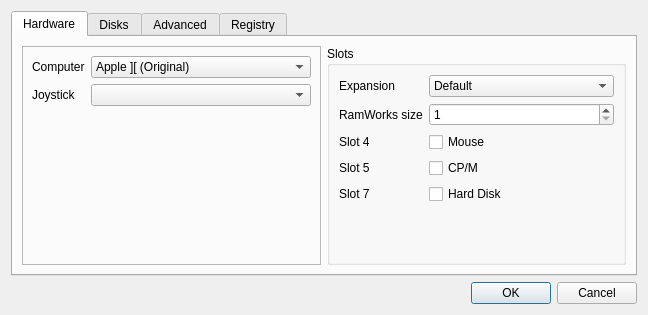
This is source/frontends/qapple/preferences.ui in AppleWin/AppleWin as Qt 5 draws it before an edit. The edited form follows.
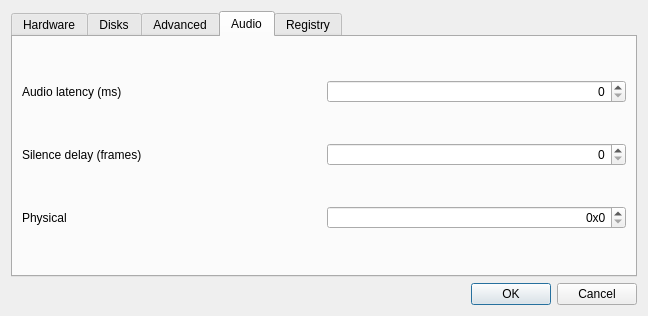
This is the edited form. The open tabs and pages were chosen to show the change.

Commit message: Audio: add a few settings to the option menu.

Patch:
```diff
--- a/source/frontends/qapple/preferences.ui
+++ b/source/frontends/qapple/preferences.ui
@@ -7,7 +7,7 @@
     <x>0</x>
     <y>0</y>
     <width>648</width>
-    <height>315</height>
+    <height>316</height>
    </rect>
   </property>
   <property name="windowTitle">
@@ -385,6 +385,70 @@
        </item>
       </layout>
      </widget>
+     <widget class="QWidget" name="audio">
+      <attribute name="title">
+       <string>Audio</string>
+      </attribute>
+      <layout class="QGridLayout" name="gridLayout_7">
+       <item row="0" column="0">
+        <widget class="QLabel" name="label_14">
+         <property name="text">
+          <string>Audio latency (ms)</string>
+         </property>
+        </widget>
+       </item>
+       <item row="0" column="1">
+        <widget class="QSpinBox" name="audio_latency">
+         <property name="alignment">
+          <set>Qt::AlignRight|Qt::AlignTrailing|Qt::AlignVCenter</set>
+         </property>
+         <property name="maximum">
+          <number>1000</number>
+         </property>
+        </widget>
+       </item>
+       <item row="1" column="0">
+        <widget class="QLabel" name="label_15">
+         <property name="text">
+          <string>Silence delay (frames)</string>
+         </property>
+        </widget>
+       </item>
+       <item row="1" column="1">
+        <widget class="QSpinBox" name="silence_delay">
+         <property name="alignment">
+          <set>Qt::AlignRight|Qt::AlignTrailing|Qt::AlignVCenter</set>
+         </property>
+         <property name="maximum">
+          <number>50000</number>
+         </property>
+        </widget>
+       </item>
+       <item row="2" column="0">
+        <widget class="QLabel" name="label_16">
+         <property name="text">
+          <string>Physical</string>
+         </property>
+        </widget>
+       </item>
+       <item row="2" column="1">
+        <widget class="QSpinBox" name="physical">
+         <property name="alignment">
+          <set>Qt::AlignRight|Qt::AlignTrailing|Qt::AlignVCenter</set>
+         </property>
+         <property name="prefix">
+          <string>0x</string>
+         </property>
+         <property name="maximum">
+          <number>32767</number>
+         </property>
+         <property name="displayIntegerBase">
+          <number>16</number>
+         </property>
+        </widget>
+       </item>
+      </layout>
+     </widget>
      <widget class="QWidget" name="registry">
       <attribute name="title">
        <string>Registry</string>
```
The commit also changes 5 other files.
